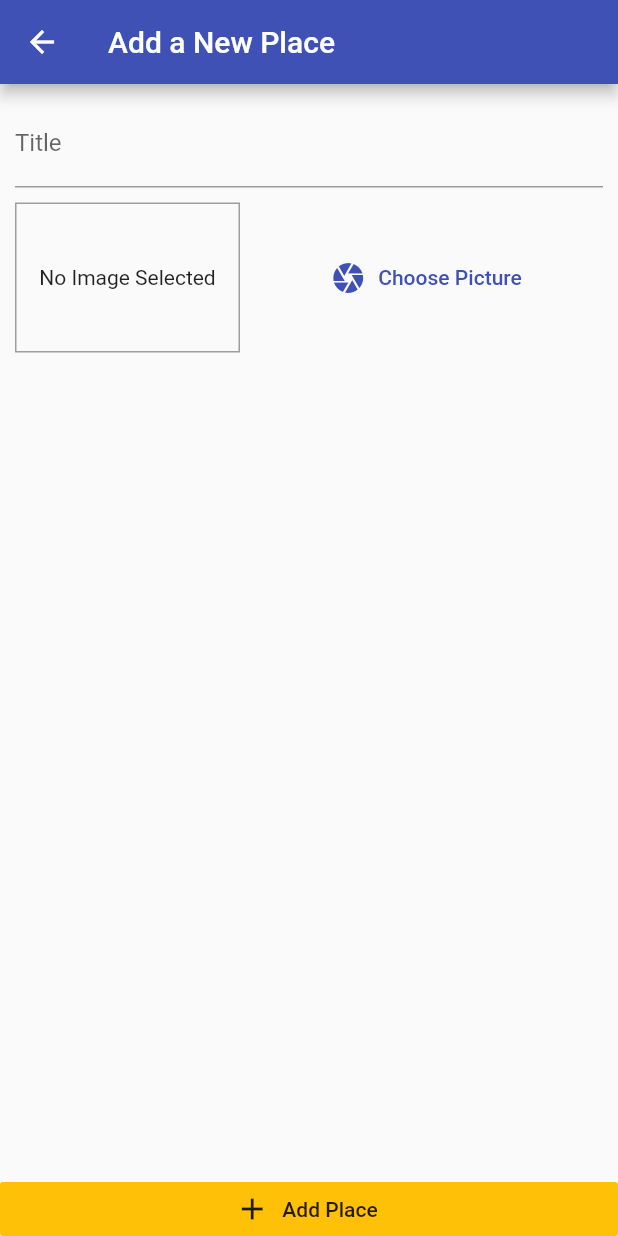
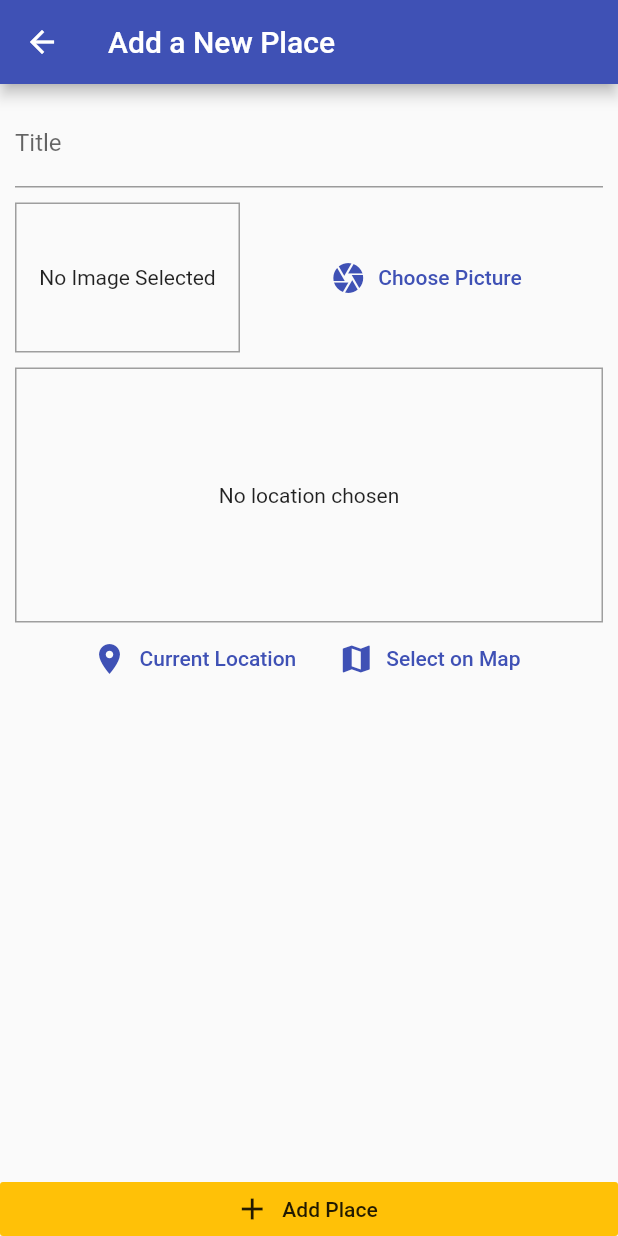
Before and after one commit to bigbenyayi/flutterGreatPlaces, a Flutter app: the screen it shows after launch, after a tap on the "add" icon, on a phone screen of 412 x 824 dp. Run offline on Flutter 3.47's test engine with Material 2 defaults, Android fonts, the phone set to English and light mode, and no system bars; our stand-ins replace image_picker, location, sqflite; accounts and stored records are empty.

Commit message:
working with SQLlite

```diff
--- /dev/null
+++ b/lib/helper/db_helper.dart
@@ -0,0 +1,29 @@
+import 'package:sqflite/sqflite.dart' as sql;
+import 'package:path/path.dart' as path;
+import 'package:sqflite/sqlite_api.dart';
+
+class DBHelper {
+  static Future<Database> database() async {
+    final databasesPath = await sql.getDatabasesPath();
+    return sql.openDatabase(path.join(databasesPath, 'places.db'),
+        onCreate: (db, version) {
+      return db.execute(
+        'CREATE TABLE user_places (id TEXT PRIMARY KEY, title TEXT, image TEXT)',
+      );
+    }, version: 1);
+  }
+
+  static Future<void> insert(String table, Map<String, Object> data) async {
+    final db = await DBHelper.database();
+    db.insert(
+      table,
+      data,
+      conflictAlgorithm: ConflictAlgorithm.replace,
+    );
+  }
+
+  static Future<List<Map<String, dynamic>>> getData(String table) async {
+    final db = await DBHelper.database();
+    return db.query(table);
+  }
+}
--- a/lib/providers/great_places.dart
+++ b/lib/providers/great_places.dart
@@ -3,6 +3,7 @@ import 'dart:io';
 import 'package:flutter/foundation.dart';
 
 import '../models/place.dart';
+import '../helper/db_helper.dart';
 
 class GreatPlaces with ChangeNotifier {
   List<Place> _items = [];
@@ -11,10 +12,7 @@ class GreatPlaces with ChangeNotifier {
     return [..._items];
   }
 
-  void addPlace(
-    String title,
-    File image,
-  ) {
+  void addPlace(String title, File image) {
     final newPlace = Place(
         id: DateTime.now().toString(),
         title: title,
@@ -22,5 +20,25 @@ class GreatPlaces with ChangeNotifier {
         image: image);
     _items.add(newPlace);
     notifyListeners();
+    DBHelper.insert('user_places', {
+      'id': newPlace.id,
+      'title': newPlace.title,
+      'image': newPlace.image.path,
+    });
+  }
+
+  Future<void> fetchAndSetPlaces() async {
+    final dataList = await DBHelper.getData('user_places');
+    _items = dataList
+        .map(
+          (item) => Place(
+            id: item['id'],
+            title: item['title'],
+            location: null,
+            image: File(item['image']),
+          ),
+        )
+        .toList();
+    notifyListeners();
   }
 }
--- a/lib/screens/add_place_screen.dart
+++ b/lib/screens/add_place_screen.dart
@@ -3,9 +3,10 @@ import 'dart:io';
 import 'package:flutter/cupertino.dart';
 import 'package:flutter/material.dart';
 import 'package:provider/provider.dart';
+
 import '../providers/great_places.dart';
-
 import '../widgets/image_input.dart';
+import '../widgets/location_input.dart';
 
 class AddPlaceScreen extends StatefulWidget {
   static const routeName = "/add-place";
@@ -53,6 +54,10 @@ class _AddPlaceScreenState extends State<AddPlaceScreen> {
                     ),
                     SizedBox(height: 10),
                     ImageInput(_selectImage),
+                    SizedBox(
+                      height: 10,
+                    ),
+                    LocationInput(),
                   ],
                 ),
               ),
--- a/lib/screens/places_list_screen.dart
+++ b/lib/screens/places_list_screen.dart
@@ -19,9 +19,17 @@ class PlacesListScreen extends StatelessWidget {
           ),
         ],
       ),
-      body: Consumer<GreatPlaces>(
+      body: FutureBuilder(
+        future: Provider.of<GreatPlaces>(context, listen: false)
+            .fetchAndSetPlaces(),
+        builder: (ctx, snapshot) => snapshot.connectionState ==
+                ConnectionState.waiting
+            ? Center(
+                child: CircularProgressIndicator(),
+              )
+            : Consumer<GreatPlaces>(
                 child: Center(
-          child: const Text("Got no places yet, start adding some!"),
+                  child: const Text("Got no places yet bro, start adding some!"),
                 ),
                 builder: (ctx, greatPlaces, ch) => greatPlaces.items.length <= 0
                     ? ch
@@ -29,7 +37,8 @@ class PlacesListScreen extends StatelessWidget {
                         itemCount: greatPlaces.items.length,
                         itemBuilder: (ctx, i) => ListTile(
                           leading: CircleAvatar(
-                    backgroundImage: FileImage(greatPlaces.items[i].image),
+                            backgroundImage:
+                                FileImage(greatPlaces.items[i].image),
                           ),
                           title: Text(greatPlaces.items[i].title),
                           onTap: () {
@@ -38,6 +47,7 @@ class PlacesListScreen extends StatelessWidget {
                         ),
                       ),
               ),
+      ),
     );
   }
 }
--- /dev/null
+++ b/lib/widgets/location_input.dart
@@ -0,0 +1,58 @@
+import 'package:flutter/material.dart';
+import 'package:location/location.dart';
+
+class LocationInput extends StatefulWidget {
+  @override
+  _LocationInputState createState() => _LocationInputState();
+}
+
+class _LocationInputState extends State<LocationInput> {
+  String _previewImageUrl;
+
+  Future<void> _getCurrentUserLocation() async {
+    final locData = Location().getLocation();
+  }
+
+  @override
+  Widget build(BuildContext context) {
+    return Column(
+      children: <Widget>[
+        Container(
+          height: 170,
+          width: double.infinity,
+          alignment: Alignment.center,
+          decoration: BoxDecoration(
+            border: Border.all(width: 1, color: Colors.grey),
+          ),
+          child: _previewImageUrl == null
+              ? Text(
+                  "No location chosen",
+                  textAlign: TextAlign.center,
+                )
+              : Image.network(
+                  _previewImageUrl,
+                  fit: BoxFit.cover,
+                  width: double.infinity,
+                ),
+        ),
+        Row(
+          mainAxisAlignment: MainAxisAlignment.center,
+          children: <Widget>[
+            FlatButton.icon(
+              icon: Icon(Icons.location_on),
+              onPressed: _getCurrentUserLocation,
+              label: Text('Current Location'),
+              textColor: Theme.of(context).primaryColor,
+            ),
+            FlatButton.icon(
+              icon: Icon(Icons.map),
+              onPressed: () {},
+              label: Text('Select on Map'),
+              textColor: Theme.of(context).primaryColor,
+            ),
+          ],
+        )
+      ],
+    );
+  }
+}
--- a/pubspec.yaml
+++ b/pubspec.yaml
@@ -31,6 +31,8 @@ dev_dependencies:
   image_picker: ^0.6.3
   path_provider: ^1.5.1
   path: ^1.6.4
+  sqflite: ^1.2.0
+  location: ^2.3.5
 
 
 # For information on the generic Dart part of this file, see the
```
Also changed, not shown: pubspec.lock, 2 other files. Lines whose indentation alone changed are shown as unchanged.
